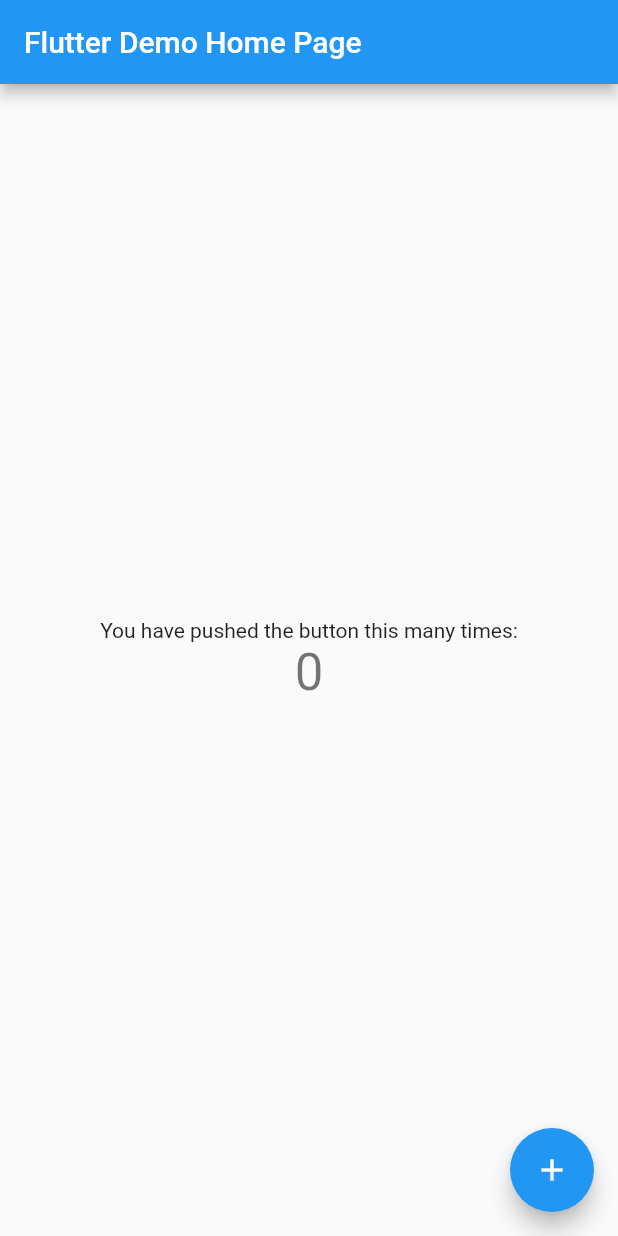
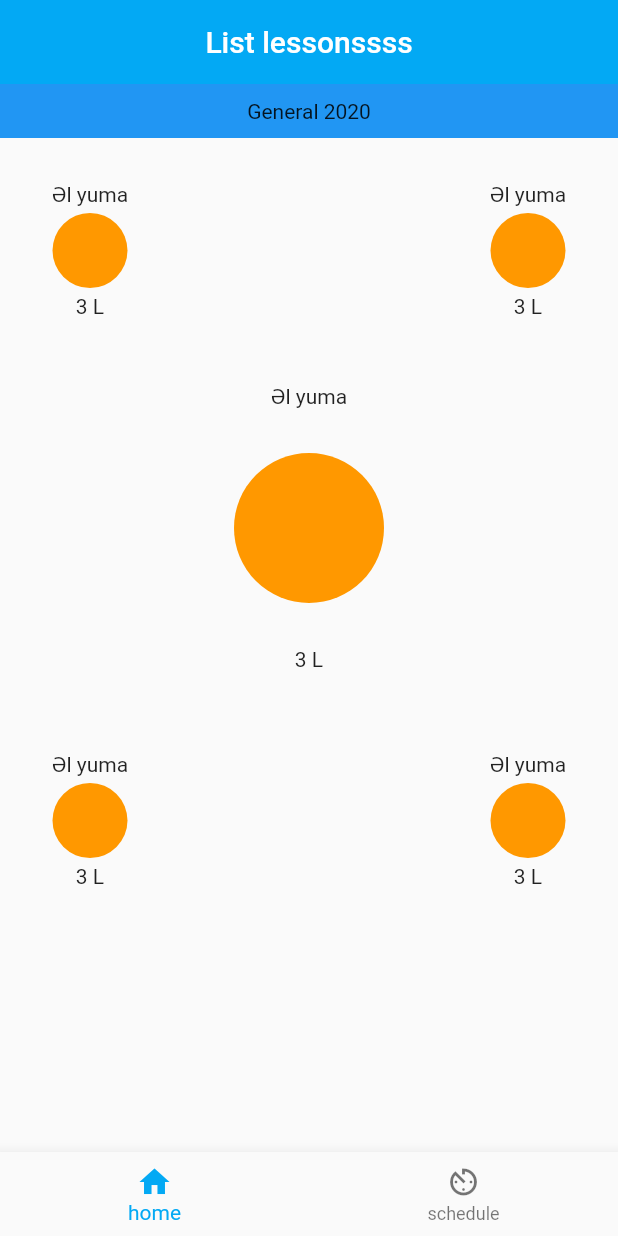
Before and after one commit to sahmirzali/aquapro, a Flutter app: the screen it shows after launch, on a phone screen of 412 x 824 dp. Run offline on Flutter 3.47's test engine with Material 2 defaults, Android fonts, the phone set to English and light mode, and no system bars.

Commit message:
3july_10:55

```diff
--- /dev/null
+++ b/lib/dates.dart
@@ -0,0 +1,26 @@
+import 'package:flutter/material.dart';
+
+class Dates extends StatefulWidget {
+  //Dates({Key key}) : super(key: key);
+
+  @override
+  _DatesState createState() => _DatesState();
+}
+
+class _DatesState extends State<Dates> {
+  @override
+  Widget build(BuildContext context) {
+    return Column(
+      children: <Widget>[
+        Container(
+          color: Colors.blue,
+          padding: EdgeInsets.all(10),
+          margin: EdgeInsets.all(0),
+          child: Center(
+            child: Text("General 2020"),
+          ),
+        ),
+      ],
+    );
+  }
+}
--- a/lib/main.dart
+++ b/lib/main.dart
@@ -1,117 +1,65 @@
 import 'package:flutter/material.dart';
+import 'dates.dart';
+import 'modes.dart';
 
 void main() {
   runApp(MyApp());
 }
 
 class MyApp extends StatelessWidget {
-  // This widget is the root of your application.
   @override
   Widget build(BuildContext context) {
     return MaterialApp(
-      title: 'Flutter Demo',
-      theme: ThemeData(
-        // This is the theme of your application.
-        //
-        // Try running your application with "flutter run". You'll see the
-        // application has a blue toolbar. Then, without quitting the app, try
-        // changing the primarySwatch below to Colors.green and then invoke
-        // "hot reload" (press "r" in the console where you ran "flutter run",
-        // or simply save your changes to "hot reload" in a Flutter IDE).
-        // Notice that the counter didn't reset back to zero; the application
-        // is not restarted.
-        primarySwatch: Colors.blue,
-        // This makes the visual density adapt to the platform that you run
-        // the app on. For desktop platforms, the controls will be smaller and
-        // closer together (more dense) than on mobile platforms.
-        visualDensity: VisualDensity.adaptivePlatformDensity,
-      ),
-      home: MyHomePage(title: 'Flutter Demo Home Page'),
-    );
+        debugShowCheckedModeBanner: false,
+        title: "AquaHack",
+        theme: ThemeData(
+          primarySwatch: Colors.lightBlue,
+        ),
+        home: Home_Page());
   }
 }
 
-class MyHomePage extends StatefulWidget {
-  MyHomePage({Key key, this.title}) : super(key: key);
-
-  // This widget is the home page of your application. It is stateful, meaning
-  // that it has a State object (defined below) that contains fields that affect
-  // how it looks.
-
-  // This class is the configuration for the state. It holds the values (in this
-  // case the title) provided by the parent (in this case the App widget) and
-  // used by the build method of the State. Fields in a Widget subclass are
-  // always marked "final".
-
-  final String title;
-
+class Home_Page extends StatefulWidget {
   @override
-  _MyHomePageState createState() => _MyHomePageState();
+  _Home_PageState createState() => _Home_PageState();
 }
 
-class _MyHomePageState extends State<MyHomePage> {
-  int _counter = 0;
-
-  void _incrementCounter() {
-    setState(() {
-      // This call to setState tells the Flutter framework that something has
-      // changed in this State, which causes it to rerun the build method below
-      // so that the display can reflect the updated values. If we changed
-      // _counter without calling setState(), then the build method would not be
-      // called again, and so nothing would appear to happen.
-      _counter++;
-    });
-  }
+class _Home_PageState extends State<Home_Page> {
+  int secilenMunuItem = 0;
 
   @override
   Widget build(BuildContext context) {
-    // This method is rerun every time setState is called, for instance as done
-    // by the _incrementCounter method above.
-    //
-    // The Flutter framework has been optimized to make rerunning build methods
-    // fast, so that you can just rebuild anything that needs updating rather
-    // than having to individually change instances of widgets.
     return Scaffold(
       appBar: AppBar(
-        // Here we take the value from the MyHomePage object that was created by
-        // the App.build method, and use it to set our appbar title.
-        title: Text(widget.title),
-      ),
-      body: Center(
-        // Center is a layout widget. It takes a single child and positions it
-        // in the middle of the parent.
-        child: Column(
-          // Column is also a layout widget. It takes a list of children and
-          // arranges them vertically. By default, it sizes itself to fit its
-          // children horizontally, and tries to be as tall as its parent.
-          //
-          // Invoke "debug painting" (press "p" in the console, choose the
-          // "Toggle Debug Paint" action from the Flutter Inspector in Android
-          // Studio, or the "Toggle Debug Paint" command in Visual Studio Code)
-          // to see the wireframe for each widget.
-          //
-          // Column has various properties to control how it sizes itself and
-          // how it positions its children. Here we use mainAxisAlignment to
-          // center the children vertically; the main axis here is the vertical
-          // axis because Columns are vertical (the cross axis would be
-          // horizontal).
-          mainAxisAlignment: MainAxisAlignment.center,
-          children: <Widget>[
-            Text(
-              'You have pushed the button this many times:',
-            ),
-            Text(
-              '$_counter',
-              style: Theme.of(context).textTheme.headline4,
-            ),
-          ],
+        centerTitle: true,
+        elevation: 0,
+        title: Text(
+          "List lessonssss",
+          style: TextStyle(color: Colors.white),
         ),
       ),
-      floatingActionButton: FloatingActionButton(
-        onPressed: _incrementCounter,
-        tooltip: 'Increment',
-        child: Icon(Icons.add),
-      ), // This trailing comma makes auto-formatting nicer for build methods.
+      body: Column(
+        children: <Widget>[
+          Dates(),
+          Modes(),
+        ],
+      ),
+      bottomNavigationBar: bottomNavMenu(),
     );
   }
+   bottomNavMenu(){
+    return BottomNavigationBar(
+        items: <BottomNavigationBarItem>[
+          BottomNavigationBarItem(icon: Icon(Icons.home), title: Text("home")),
+          BottomNavigationBarItem(
+              icon: Icon(Icons.av_timer), title: Text("schedule")),
+        ],
+        currentIndex: secilenMunuItem,
+        onTap: (index) {
+          setState(() {
+            secilenMunuItem = index;
+          });
+        },
+      );
 }
+  }
--- /dev/null
+++ b/lib/modes.dart
@@ -0,0 +1,156 @@
+import 'package:flutter/material.dart';
+
+class Modes extends StatelessWidget {
+  @override
+  Widget build(BuildContext context) {
+    return Column(
+      children: <Widget>[
+        Row(
+          mainAxisAlignment: MainAxisAlignment.spaceBetween,
+          children: <Widget>[
+            Column(
+              mainAxisAlignment: MainAxisAlignment.spaceBetween,
+              mainAxisSize: MainAxisSize.max,
+              children: <Widget>[
+                Container(
+                  margin: EdgeInsets.only(top: 25,left: 10),
+                  height: 100,
+                  width: 100,
+                  color: Colors.grey[50],
+                  child: Column(
+                    mainAxisAlignment: MainAxisAlignment.spaceEvenly,
+                    children: <Widget>[
+                      Text("Əl yuma"),
+                      Container(
+                        height: 50,
+                        width: 50,
+                        margin: EdgeInsets.all(0.0),
+                        decoration: BoxDecoration(
+                            color: Colors.orange, shape: BoxShape.circle),
+                      ),
+                      Text("3 L"),
+                    ],
+                  ),
+                ),
+              ],
+            ),
+            Column(
+              mainAxisAlignment: MainAxisAlignment.spaceBetween,
+              mainAxisSize: MainAxisSize.max,
+              children: <Widget>[
+                Container(
+                  margin: EdgeInsets.only(top: 25,right: 10),
+                  height: 100,
+                  width: 100,
+                  color: Colors.grey[50],
+                  child: Column(
+                    mainAxisAlignment: MainAxisAlignment.spaceEvenly,
+                    children: <Widget>[
+                      Text("Əl yuma"),
+                      Container(
+                        height: 50,
+                        width: 50,
+                        margin: EdgeInsets.all(0.0),
+                        decoration: BoxDecoration(
+                            color: Colors.orange, shape: BoxShape.circle),
+                      ),
+                      Text("3 L"),
+                    ],
+                  ),
+                ),
+              ],
+            ),
+          ],
+        ),
+        Row(
+          mainAxisAlignment: MainAxisAlignment.center,
+          children: <Widget>[
+            Column(
+              //mainAxisAlignment: MainAxisAlignment.center,
+              //mainAxisSize: MainAxisSize.min,
+              children: <Widget>[
+                Container(
+                  margin: EdgeInsets.all(10),
+                  height: 250,
+                  width: 250,
+                  color: Colors.grey[50],
+                  child: Column(
+                    mainAxisAlignment: MainAxisAlignment.spaceEvenly,
+                    children: <Widget>[
+                      Text("Əl yuma"),
+                      Container(
+                        height: 100,
+                        width: 100,
+                        margin: EdgeInsets.all(0.0),
+                        decoration: BoxDecoration(
+                            color: Colors.orange, shape: BoxShape.circle),
+                      ),
+                      Text("3 L"),
+                    ],
+                  ),
+                ),
+              ],
+            ),
+          ],
+        ),
+        Row(
+          mainAxisAlignment: MainAxisAlignment.spaceBetween,
+          children: <Widget>[
+            Column(
+              mainAxisAlignment: MainAxisAlignment.spaceBetween,
+              mainAxisSize: MainAxisSize.max,
+              children: <Widget>[
+                Container(
+                  margin: EdgeInsets.all(10),
+                  height: 100,
+                  width: 100,
+                  color: Colors.grey[50],
+                  child: Column(
+                    mainAxisAlignment: MainAxisAlignment.spaceEvenly,
+                    children: <Widget>[
+                      Text("Əl yuma"),
+                      Container(
+                        height: 50,
+                        width: 50,
+                        margin: EdgeInsets.all(0.0),
+                        decoration: BoxDecoration(
+                            color: Colors.orange, shape: BoxShape.circle),
+                      ),
+                      Text("3 L"),
+                    ],
+                  ),
+                ),
+              ],
+            ),
+            Column(
+              mainAxisAlignment: MainAxisAlignment.spaceBetween,
+              mainAxisSize: MainAxisSize.max,
+              children: <Widget>[
+                Container(
+                  margin: EdgeInsets.all(10),
+                  height: 100,
+                  width: 100,
+                  color: Colors.grey[50],
+                  child: Column(
+                    mainAxisAlignment: MainAxisAlignment.spaceEvenly,
+                    children: <Widget>[
+                      Text("Əl yuma"),
+                      Container(
+                        height: 50,
+                        width: 50,
+                        margin: EdgeInsets.all(0.0),
+                        decoration: BoxDecoration(
+                            color: Colors.orange, shape: BoxShape.circle),
+                      ),
+                      Text("3 L"),
+                    ],
+                  ),
+                ),
+              ],
+            ),
+          ],
+        ),
+      ],
+    );
+  }
+}
```
Also changed, not shown: lib/schedule.dart (added).
